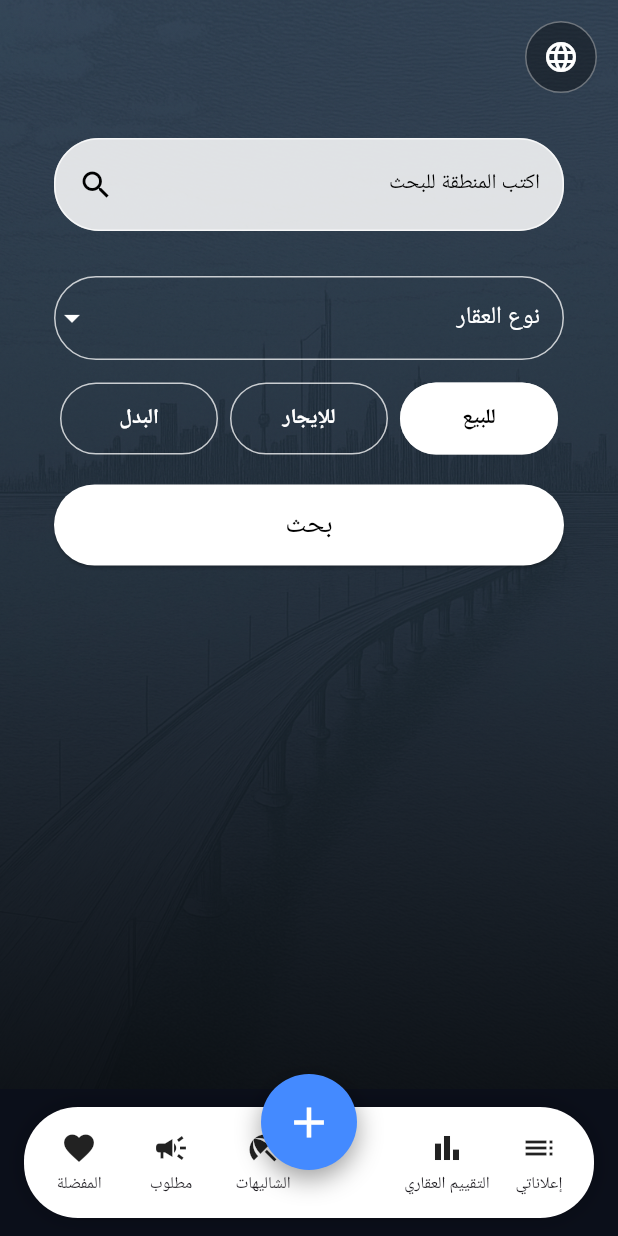
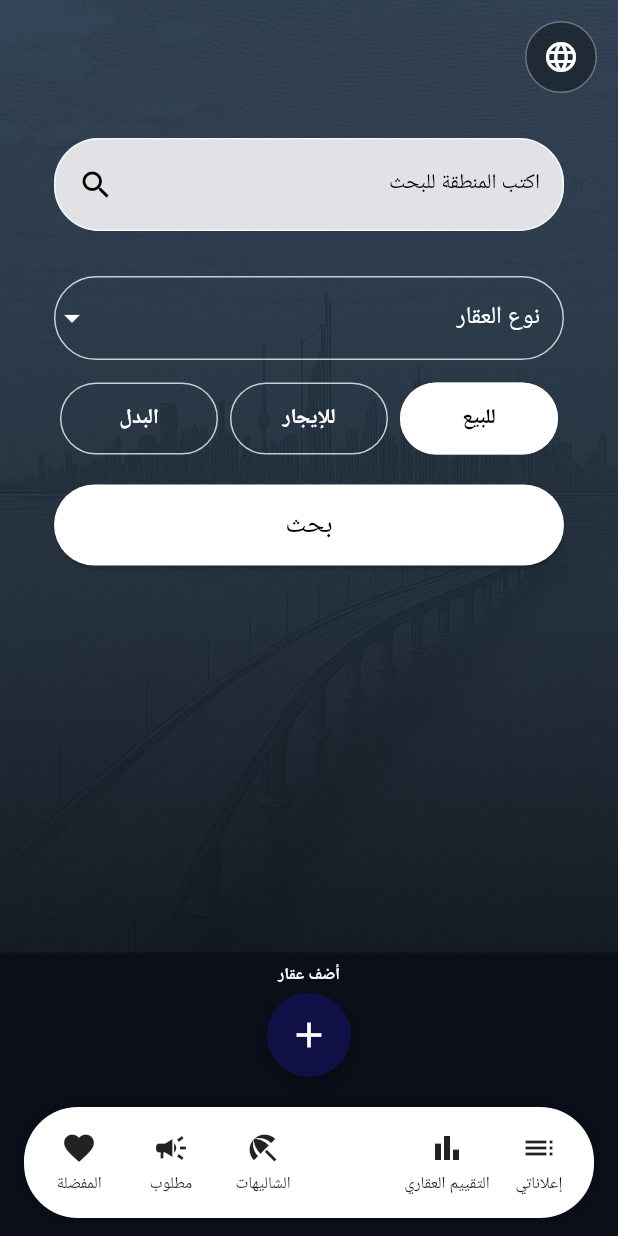
Before and after one commit to salmuqled/aqarai-web, a Flutter app: the screen it shows once a user with an empty profile is signed in, after a tap on the "close" icon, on a phone screen of 412 x 824 dp. Run offline on Flutter 3.47's test engine with Material 3 defaults, Android fonts, the light colour scheme and no system bars; our stand-ins replace cached_network_image, cloud_firestore, cloud_functions, device_info_plus, firebase_auth, firebase_core and 5 more; accounts and stored records are empty; network calls fail.

Commit message:
تحديث المساعد و الدوال

```diff
--- a/lib/home_page.dart
+++ b/lib/home_page.dart
@@ -205,11 +205,16 @@ class _HomePageState extends State<HomePage> {
               color: _bgColor,
               padding: EdgeInsets.fromLTRB(16, 12, 16, bottomInset + 12),
               child: SizedBox(
-                height: 74,
+                height: 165,
                 child: Stack(
                   clipBehavior: Clip.none,
+                  alignment: Alignment.bottomCenter,
                   children: [
-                    Container(
+                    Positioned(
+                      left: 0,
+                      right: 0,
+                      bottom: 0,
+                      child: Container(
                         height: 74,
                         padding: const EdgeInsets.symmetric(horizontal: 6),
                         decoration: BoxDecoration(
@@ -249,7 +254,7 @@ class _HomePageState extends State<HomePage> {
                               },
                             ),
                           ),
-                          const Expanded(child: _CenterAddSlot(label: ' ')),
+                          Expanded(child: const SizedBox.shrink()),
                           Expanded(
                             child: _BottomItem(
                               icon: Icons.beach_access,
@@ -295,13 +300,15 @@ class _HomePageState extends State<HomePage> {
                         ],
                       ),
                         ),
+                    ),
 
                     Positioned(
                       left: 0,
                       right: 0,
-                      top: -22,
+                      bottom: 94,
                       child: Center(
                         child: GestureDetector(
+                          behavior: HitTestBehavior.opaque,
                           onTap: () {
                             Navigator.push(
                               context,
@@ -310,25 +317,39 @@ class _HomePageState extends State<HomePage> {
                               ),
                             );
                           },
-                          child: Container(
-                            width: 64,
-                            height: 64,
+                          child: Column(
+                            mainAxisSize: MainAxisSize.min,
+                            children: [
+                              Text(
+                                loc.addProperty,
+                                style: const TextStyle(
+                                  fontSize: 11,
+                                  fontWeight: FontWeight.w600,
+                                  color: Colors.white,
+                                ),
+                              ),
+                              const SizedBox(height: 4),
+                              Container(
+                                width: 56,
+                                height: 56,
                                 decoration: const BoxDecoration(
-                              color: Colors.blueAccent,
+                                  color: Color(0xFF101046),
                                   shape: BoxShape.circle,
                                   boxShadow: [
                                     BoxShadow(
                                       color: Colors.black38,
-                                  blurRadius: 14,
-                                  offset: Offset(0, 6),
+                                      blurRadius: 12,
+                                      offset: Offset(0, 4),
                                     ),
                                   ],
                                 ),
                                 child: const Icon(
                                   Icons.add,
                                   color: Colors.white,
-                              size: 34,
+                                  size: 28,
                                 ),
+                              ),
+                            ],
                           ),
                         ),
                       ),
@@ -468,30 +489,3 @@ class _BottomItem extends StatelessWidget {
     );
   }
 }
-
-class _CenterAddSlot extends StatelessWidget {
-  final String label;
-  const _CenterAddSlot({required this.label});
-
-  @override
-  Widget build(BuildContext context) {
-    return IgnorePointer(
-      ignoring: true,
-      child: Column(
-        mainAxisAlignment: MainAxisAlignment.center,
-        children: [
-          const SizedBox(height: 18),
-          const SizedBox(height: 4),
-          Text(
-            label,
-            style: const TextStyle(
-              fontSize: 11,
-              color: Colors.black87,
-              fontWeight: FontWeight.w600,
-            ),
-          ),
-        ],
-      ),
-    );
-  }
-}
--- a/lib/pages/assistant_page.dart
+++ b/lib/pages/assistant_page.dart
@@ -54,10 +54,6 @@ class _AssistantPageState extends State<AssistantPage> {
   bool _assistantTyping = false;
   bool _isAr = true;
   bool _fcmSetupDone = false;
-  /// صورة واسم المستخدم: من Auth أولاً، وإلا من Firestore (مربوط بحساب مثل إنستغرام أو رفع صورة).
-  String? _userPhotoUrl;
-  String? _userDisplayName;
-  bool _userProfileLoaded = false;
 
   /// فلاتر البحث الحالية (من الـ Agent)
   Map<String, dynamic> _currentFilters = {};
@@ -115,55 +111,6 @@ class _AssistantPageState extends State<AssistantPage> {
           );
         }
       });
-    }
-    // جلب صورة البروفايل: من Auth أولاً، وإلا من Firestore (مربوط بالإيميل مثل إنستغرام)
-    final user = FirebaseAuth.instance.currentUser;
-    if (user != null && !_userProfileLoaded) {
-      _userProfileLoaded = true;
-      _loadUserProfile();
-    }
-  }
-
-  /// يحدّث _userPhotoUrl و _userDisplayName: أولاً من Auth، إن لم توجد صورة من Firestore (users/{uid})
-  Future<void> _loadUserProfile() async {
-    final authUser = FirebaseAuth.instance.currentUser;
-    if (authUser == null || !mounted) return;
-    // إذا عندنا صورة من تسجيل الدخول (قوقل مثلاً) نستخدمها
-    final authPhoto = authUser.photoURL;
-    final authName = authUser.displayName?.trim();
-    if (authPhoto != null && authPhoto.isNotEmpty) {
-      if (mounted) {
-        setState(() {
-          _userPhotoUrl = authPhoto;
-          _userDisplayName = authName?.isNotEmpty == true ? authName : null;
-        });
-      }
-      return;
-    }
-    // لو دخل بالإيميل نبحث في Firestore عن صورة مربوطة (إنستغرام أو رفع).
-    // لربط صورة لاحقاً: احفظ في users/{uid} الحقول photoURL و/أو displayName (من واجهة الربط أو رفع الصورة).
-    try {
-      final doc = await FirebaseFirestore.instance
-          .collection('users')
-          .doc(authUser.uid)
-          .get();
-      if (!mounted) return;
-      final data = doc.data();
-      final url = data?['photoURL'] ?? data?['avatarUrl'];
-      final name = data?['displayName'];
-      final photo = url is String ? url : (url != null ? url.toString() : null);
-      final nameStr = name is String ? name : (name != null ? name.toString() : null);
-      setState(() {
-        _userPhotoUrl = (photo != null && photo.isNotEmpty) ? photo : null;
-        _userDisplayName = (nameStr != null && nameStr.trim().isNotEmpty) ? nameStr.trim() : authName;
-      });
-    } catch (_) {
-      if (mounted) {
-        setState(() {
-          _userPhotoUrl = null;
-          _userDisplayName = authName;
-        });
-      }
     }
   }
 
@@ -839,37 +786,44 @@ class _AssistantPageState extends State<AssistantPage> {
     );
   }
 
-  /// صورة المستخدم: من Auth (قوقل) أو من Firestore إن كان الإيميل مربوط بحساب (إنستغرام/رفع صورة).
+  /// دائرة واحدة ناعمة (بخط واحد) ثم اللوقو بداخلها — بدون ClipOval مزدوج.
+  static const double _avatarSize = 32;
+
   Widget _buildUserAvatar() {
-    final photoUrl = _userPhotoUrl ?? FirebaseAuth.instance.currentUser?.photoURL;
-    final name = _userDisplayName ?? FirebaseAuth.instance.currentUser?.displayName?.trim();
-    return CircleAvatar(
-      radius: 16,
-      backgroundColor: const Color(0xFFE8E8E8),
-      backgroundImage: photoUrl != null && photoUrl.isNotEmpty
-          ? NetworkImage(photoUrl)
-          : null,
-      child: photoUrl == null || photoUrl.isEmpty
-          ? Text(
-              name != null && name.isNotEmpty
-                  ? name.substring(0, 1).toUpperCase()
-                  : '?',
-              style: const TextStyle(
-                color: Color(0xFF101046),
-                fontWeight: FontWeight.w600,
-                fontSize: 14,
-              ),
-            )
-          : null,
+    return Container(
+      width: _avatarSize,
+      height: _avatarSize,
+      decoration: const BoxDecoration(
+        shape: BoxShape.circle,
+        color: Color(0xFF101046),
+      ),
+      clipBehavior: Clip.antiAlias,
+      child: Padding(
+        padding: const EdgeInsets.all(5),
+        child: Image.asset(
+          'assets/images/aqarai_chat_logo.png',
+          fit: BoxFit.contain,
+        ),
+      ),
     );
   }
 
-  /// أفاتار المساعد — أيقونة ثابتة احترافية (بدون دوائر مزعجة).
   Widget _buildAssistantAvatar() {
-    return CircleAvatar(
-      radius: 16,
-      backgroundColor: const Color(0xFFE8E8E8),
-      child: Icon(Icons.smart_toy_rounded, size: 18, color: Colors.grey.shade600),
+    return Container(
+      width: _avatarSize,
+      height: _avatarSize,
+      decoration: const BoxDecoration(
+        shape: BoxShape.circle,
+        color: Color(0xFF101046),
+      ),
+      clipBehavior: Clip.antiAlias,
+      child: Padding(
+        padding: const EdgeInsets.all(5),
+        child: Image.asset(
+          'assets/images/aqarai_chat_logo.png',
+          fit: BoxFit.contain,
+        ),
+      ),
     );
   }
 
--- a/pubspec.yaml
+++ b/pubspec.yaml
@@ -53,6 +53,7 @@ flutter:
   assets:
     - assets/images/app_icon.png
     - assets/images/aqarai_logo_transparent.png
+    - assets/images/aqarai_chat_logo.png
     - assets/images/kuwait_bridge_bg.png
 
 flutter_icons:
```
Also changed, not shown: assets/images/aqarai_chat_logo.png (added). Lines whose indentation alone changed are shown as unchanged.
